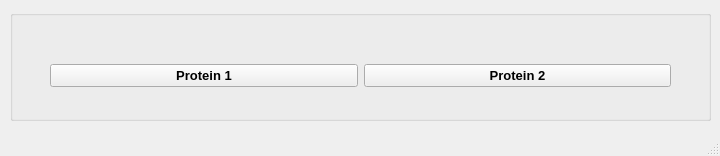
Old version of the form basewindow.ui in the repository aaismailov/LabOop.
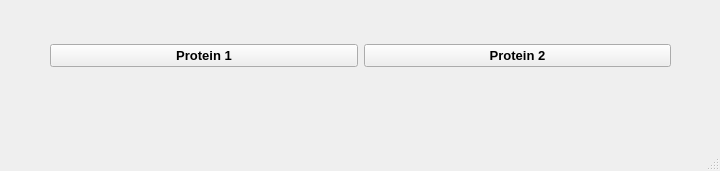
New version of the form.

The edit to the form file:
```diff
--- a/basewindow.ui
+++ b/basewindow.ui
@@ -7,30 +7,18 @@
     <x>0</x>
     <y>0</y>
     <width>720</width>
-    <height>156</height>
+    <height>171</height>
    </rect>
   </property>
   <property name="windowTitle">
    <string>MainWindow</string>
   </property>
   <widget class="QWidget" name="centralwidget">
-   <widget class="QGroupBox" name="groupBox_3">
-    <property name="geometry">
-     <rect>
-      <x>10</x>
-      <y>10</y>
-      <width>701</width>
-      <height>111</height>
-     </rect>
-    </property>
-    <property name="title">
-     <string/>
-    </property>
     <widget class="QWidget" name="horizontalLayoutWidget">
      <property name="geometry">
       <rect>
-       <x>40</x>
-       <y>30</y>
+      <x>50</x>
+      <y>20</y>
        <width>621</width>
        <height>71</height>
       </rect>
@@ -65,7 +53,6 @@
        </widget>
       </item>
      </layout>
-    </widget>
    </widget>
   </widget>
   <widget class="QMenuBar" name="menubar">
```
Left out of the diff: 4 changed lines with no effect on the pictures. Lines whose indentation alone changed are shown as unchanged.
